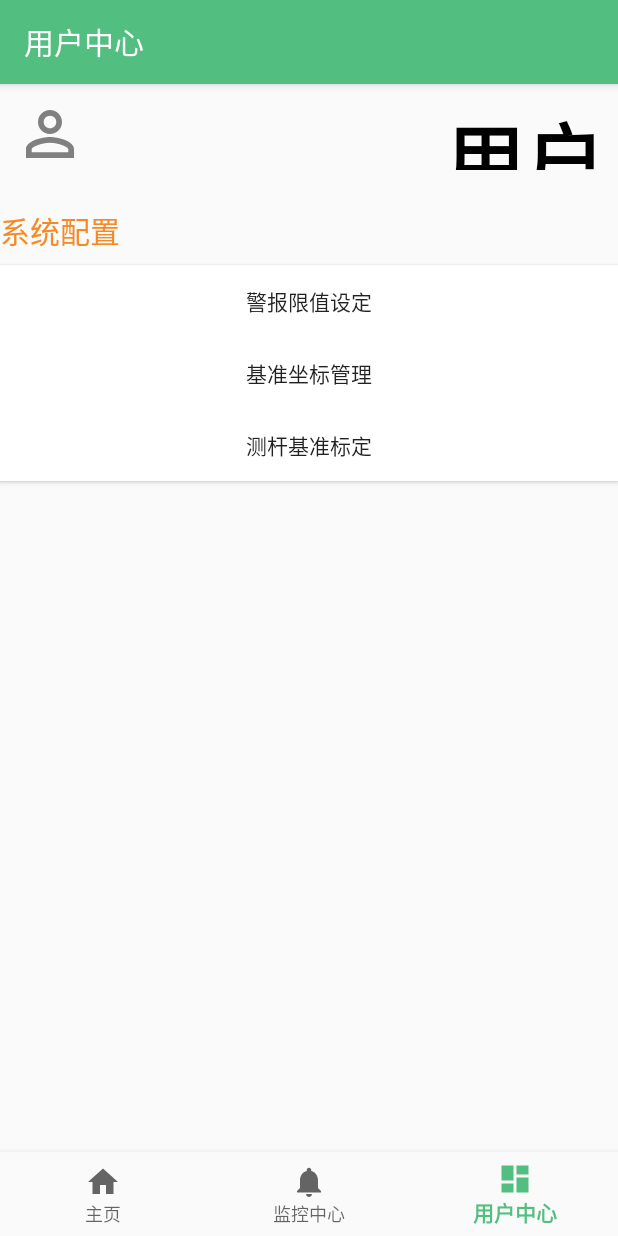
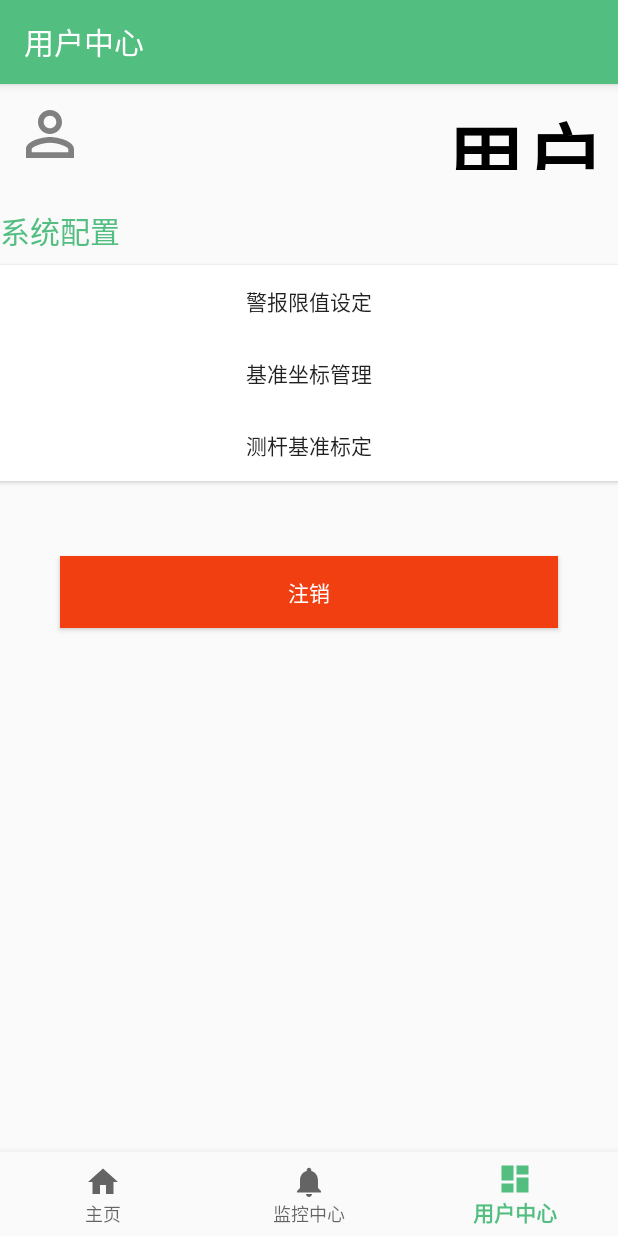
Before and after one commit to sume520/tunnelmonitoring, an Android app: the screen it shows after launch (MainActivity), item 3 of the bottom bar chosen, on a phone screen of 412 x 824 dp. Run offline under Robolectric (Android 15) with nearby library versions, the phone set to English and light mode, and no system bars; our stand-ins replace EventBus; libraries missing offline, so code that uses them is left out: com.threshold.logger, pub.devrel.easypermissions; 1 statement that could not run was skipped.

Commit message:
update UI

```diff
--- a/app/build.gradle
+++ b/app/build.gradle
@@ -50,4 +50,7 @@ dependencies {
     implementation 'android.arch.navigation:navigation-ui:1.0.0-alpha09'
     implementation 'com.squareup.okhttp:okhttp:2.4.0'
     implementation 'com.github.lecho:hellocharts-library:1.5.8@aar'
+
+    implementation 'com.google.code.gson:gson:2.8.5'
+
 }
--- a/app/src/main/java/com/sun/tunnelmonitoring/HomeFragment.kt
+++ b/app/src/main/java/com/sun/tunnelmonitoring/HomeFragment.kt
@@ -49,43 +49,14 @@ class HomeFragment : Fragment(), PrettyLogger {
 
     override fun onActivityCreated(savedInstanceState: Bundle?) {
         super.onActivityCreated(savedInstanceState)
-        /*radio_netprotocal.setOnCheckedChangeListener { group, checkedId ->
-            when (checkedId) {
-                R.id.tcpserver -> {
-                    //MinaUDPServerThread.closeServer()
-                    Log.d("HomeFragment", "选中tcp服务器")
-                    et_sendtext.isClickable = false
-                    //AP_TCPService.startActionOrd(this!!.context!!)
-                    MinaTCPServerThread.startTCPServer()
-                    tv_ap_address.text = ""
-                }
-                R.id.udpserver -> {
-                    //MinaTCPServerThread.closeServer()
-                    et_sendtext.isClickable = false
-                    UDPServer.start()
-                    tv_ap_address.text = ""
-                }
-                R.id.tcpclient -> {
-                    //setAPAddr()
-                    et_sendtext.isClickable = true
-                    MinaTCPClientThread.connect()
-                    tv_ap_address.text = wifiUtil.getAPAddress()
-                }
-                R.id.udpclient -> {
-                    et_sendtext.isClickable = true
-                    UdpUtil.start()
-                    tv_ap_address.text = wifiUtil.getAPAddress()
-                }
-            }
-        }*/
-/*
-        send.setOnClickListener {
+
+        /*send.setOnClickListener {
             var text = et_sendtext.text.toString()
             SessionManager.write(text)
             et_sendtext.text.clear()
-        }*/
-
-        sw_udpserver.setOnCheckedChangeListener { buttonView, isChecked ->
+        }
+*/
+       /* sw_udpserver.setOnCheckedChangeListener { buttonView, isChecked ->
             if (isChecked){//启动服务器
                 UDPServer.start()
             }else {//关闭服务器
@@ -103,7 +74,7 @@ class HomeFragment : Fragment(), PrettyLogger {
                 tv_ap_address.text=""
             }
         }
-
+*/
         sw_tcpserver.setOnCheckedChangeListener { buttonView, isChecked ->
             if(isChecked){
                 TcpServer.start()
--- a/app/src/main/res/layout/fragment_user_center.xml
+++ b/app/src/main/res/layout/fragment_user_center.xml
@@ -1,57 +1,74 @@
 <?xml version="1.0" encoding="utf-8"?>
 <LinearLayout xmlns:android="http://schemas.android.com/apk/res/android"
-             xmlns:tools="http://schemas.android.com/tools"
-             android:layout_width="match_parent"
-             android:layout_height="match_parent"
-             tools:context=".UserCenterFragment"
-             android:orientation="vertical">
+    xmlns:tools="http://schemas.android.com/tools"
+    android:layout_width="match_parent"
+    android:layout_height="match_parent"
+    android:orientation="vertical"
+    tools:context=".UserCenterFragment">
 
     <RelativeLayout
         android:layout_width="match_parent"
         android:layout_height="wrap_content"
         android:layout_margin="6dp"
         android:padding="3dp">
+
         <ImageView
             android:layout_width="48dp"
             android:layout_height="48dp"
             android:src="@drawable/ic_person_outline_black_24dp" />
+
         <TextView
             android:id="@+id/tx_user_center"
-            android:text="用户"
-            android:clickable="true"
             android:layout_width="wrap_content"
             android:layout_height="48dp"
+            android:layout_alignParentRight="true"
+            android:clickable="true"
+            android:gravity="center_vertical"
+            android:text="用户"
+            android:textColor="#000000"
             android:textSize="80px"
-            android:layout_alignParentRight="true"
-            android:gravity="center_vertical"
-            android:textStyle="bold"
-            android:textColor="#000000"/>
+            android:textStyle="bold" />
     </RelativeLayout>
 
     <TextView
+        android:layout_width="wrap_content"
+        android:layout_height="wrap_content"
         android:layout_marginTop="16dp"
         android:layout_marginBottom="8dp"
-        android:textSize="20dp"
-        android:textColor="#f58a25"
-        android:layout_width="wrap_content"
-        android:layout_height="wrap_content"
-        android:text="系统配置"/>
+        android:text="系统配置"
+        android:textColor="#53be81"
+        android:textSize="20dp" />
+
     <Button
         android:id="@+id/bt_warn_value"
-        android:text="警报限值设定"
+        android:layout_width="match_parent"
+        android:layout_height="wrap_content"
         android:background="#FFFFFF"
-        android:layout_width="match_parent"
-        android:layout_height="wrap_content" />
+        android:text="警报限值设定" />
+
     <Button
         android:id="@+id/bt_base_axis_manager"
-        android:text="基准坐标管理"
+        android:layout_width="match_parent"
+        android:layout_height="wrap_content"
         android:background="#FFFFFF"
+        android:text="基准坐标管理" />
+
+    <Button
         android:layout_width="match_parent"
-        android:layout_height="wrap_content" />
+        android:layout_height="wrap_content"
+        android:background="#FFFFFF"
+        android:text="测杆基准标定" />
+
     <Button
-        android:text="测杆基准标定"
-        android:background="#FFFFFF"
+        android:id="@+id/bt_logout"
+        android:background="#f13f12"
+        android:layout_marginTop="50dp"
+        android:layout_marginHorizontal="40dp"
+        android:textColor="#FFFFFF"
+        android:layout_gravity="center_horizontal"
         android:layout_width="match_parent"
-        android:layout_height="wrap_content" />
+        android:layout_height="wrap_content"
+        android:text="注销"/>
+
 
 </LinearLayout>
```
Also changed, not shown: app/src/main/java/com/sun/tunnelmonitoring/LiveMeasureFragment.kt (added, +24 -0 lines), app/src/main/java/com/sun/tunnelmonitoring/MonitorFragment.kt (+12 -3 lines), app/src/main/java/com/sun/tunnelmonitoring/login/LoginFragment.kt (+78 -80 lines), app/src/main/java/com/sun/tunnelmonitoring/login/SharedPreferencesUtils.kt (added, +53 -0 lines), app/src/main/res/layout/fragment_home.xml (+4 -15 lines), app/src/main/res/layout/fragment_live_measure.xml (added, +44 -0 lines), app/src/main/res/layout/fragment_monitor.xml (+89 -7 lines), app/src/main/res/layout/fragment_tree.xml (+10 -6 lines), 1 other file.
